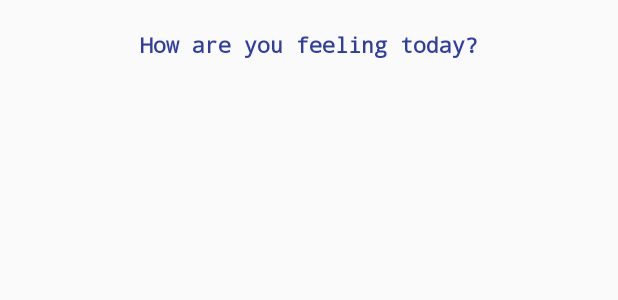
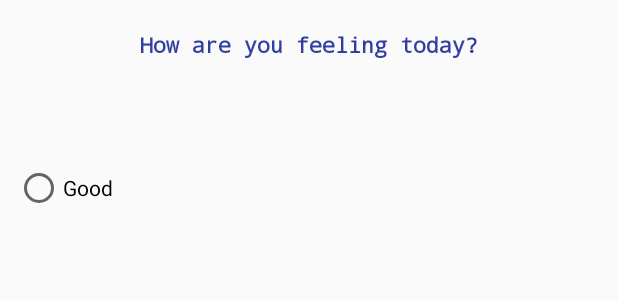
Before and after one commit to stewilondanga/LocalBusinessApp, an Android app: the layout fragment_mood_dialog.xml on its own in the app's theme, with its tools: preview values and no code run, on a phone screen of 412 x 824 dp. Shown: the top 300 px of the screen. Run offline under Robolectric (Android 15) with nearby library versions, the phone set to English and light mode, and no system bars.

Commit message:
add app/src/res/layout/fragment_mood_dialog.xml

```diff
--- a/app/src/main/res/layout/fragment_mood_dialog.xml
+++ b/app/src/main/res/layout/fragment_mood_dialog.xml
@@ -17,5 +17,26 @@
         android:layout_marginTop="10dp"
         android:textAlignment="center"
         android:padding="10dp"/>
+    <LinearLayout
+        android:orientation="horizontal"
+        android:layout_width="match_parent"
+        android:layout_height="match_parent"
+        android:layout_marginTop="50dp">
+
+        <RadioGroup
+            android:layout_width="match_parent"
+            android:layout_height="wrap_content"
+            android:orientation="vertical"
+            android:id="@+id/moodRadioGroup"
+            android:padding="10dp">
+
+            <RadioButton
+                android:text="Good"
+                android:layout_width="wrap_content"
+                android:layout_height="wrap_content"
+                android:id="@+id/radioButton2"
+                android:layout_weight="1"/>
+        </RadioGroup>
+    </LinearLayout>
 
 </LinearLayout>
```
